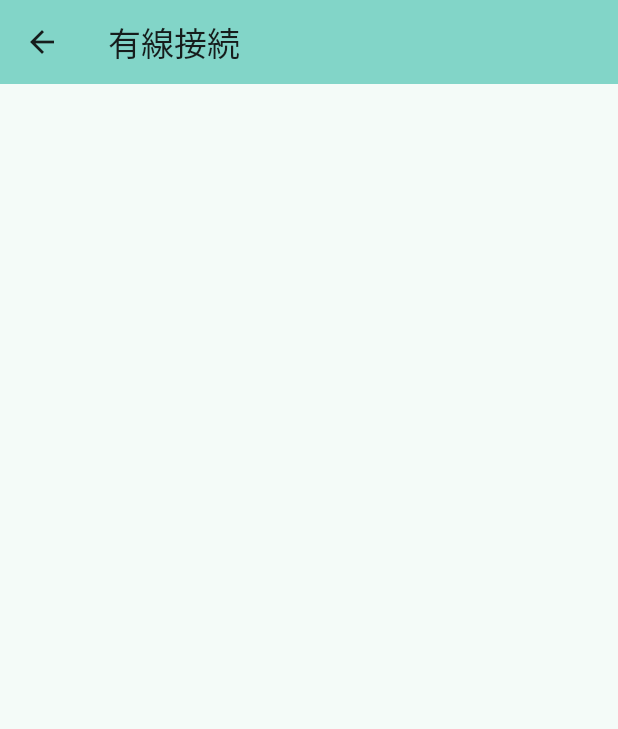
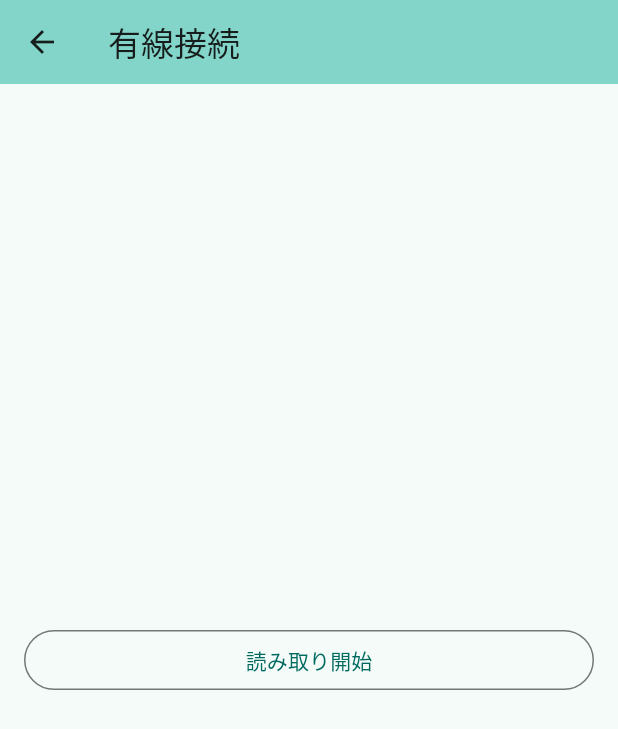
Before and after one commit to MrWangpeilin945/FlutterIOS, a Flutter app: the WiredSerialSettingsPage screen opened by its route, on a phone screen of 412 x 824 dp. Shown: the top 729 px of the screen. Run offline on Flutter 3.47's test engine with Material 3 defaults, Android fonts, the phone set to English and light mode, and no system bars; our stand-ins replace auto_route, flutter_hooks, freezed_annotation, hooks_riverpod, typed_data; missing offline and left inert: usb_serial.

Commit message:
有線シリアル通信実装（いろいろ）

```diff
--- /dev/null
+++ b/MobileApp/wellship_serial_client/lib/data/provider/wired_settings.dart
@@ -0,0 +1,26 @@
+import 'package:freezed_annotation/freezed_annotation.dart';
+import 'package:hooks_riverpod/hooks_riverpod.dart';
+import 'package:wellship_serial_client/data/enum/parity.dart';
+import 'package:wellship_serial_client/data/enum/stop_bits.dart';
+
+part 'wired_settings.freezed.dart';
+
+final wiredSettingsProvider = StateProvider<WiredSettings>((ref) => const WiredSettings(
+    baud: 9600, dataBits: 8, parity: Parity.none, stopBits: StopBits.stopBits_1, useRts: false, useDtr: false));
+
+@freezed
+class WiredSettings with _$WiredSettings {
+  const factory WiredSettings(
+      {required int baud,
+      required int dataBits,
+      required Parity parity,
+      required StopBits stopBits,
+      required bool useRts,
+      required bool useDtr,
+      List<String>? ackTriggerStrings,
+      String? ackString,
+      String? eotString,
+      int? dataLength,
+      String? transmissionDataTriggerString,
+      String? transmissionData}) = _WiredSettings;
+}
--- a/MobileApp/wellship_serial_client/lib/ui/page/home/home_page.dart
+++ b/MobileApp/wellship_serial_client/lib/ui/page/home/home_page.dart
@@ -18,9 +18,9 @@ class HomePage extends ConsumerWidget {
         backgroundColor: Theme.of(context).colorScheme.inversePrimary,
       ),
       body: LayoutBuilder(
-        builder: (context, constraints) => SingleChildScrollView(
-          child: ConstrainedBox(
-            constraints: BoxConstraints(maxHeight: constraints.maxHeight),
+        builder: (context, constraints) => ConstrainedBox(
+          constraints: BoxConstraints(maxHeight: constraints.maxHeight),
+          child: SingleChildScrollView(
             child: Center(
               child: Padding(
                 padding: const EdgeInsets.all(16.0),
--- a/MobileApp/wellship_serial_client/lib/ui/page/wired_serial/wired_serial_settings_page.dart
+++ b/MobileApp/wellship_serial_client/lib/ui/page/wired_serial/wired_serial_settings_page.dart
@@ -1,6 +1,11 @@
 import 'package:auto_route/auto_route.dart';
 import 'package:flutter/material.dart';
 import 'package:hooks_riverpod/hooks_riverpod.dart';
+import 'package:wellship_serial_client/data/enum/parity.dart';
+import 'package:wellship_serial_client/data/enum/stop_bits.dart';
+import 'package:wellship_serial_client/data/provider/wired_settings.dart';
+import 'package:wellship_serial_client/ui/route/app_route.dart';
+import 'package:wellship_serial_client/ui/route/app_route.gr.dart';
 
 @RoutePage()
 class WiredSerialSettingsPage extends ConsumerWidget {
@@ -8,6 +13,7 @@ class WiredSerialSettingsPage extends ConsumerWidget {
 
   @override
   Widget build(BuildContext context, WidgetRef ref) {
+    final router = ref.read(routerProvider);
     return Scaffold(
       appBar: AppBar(
         title: const Text('有線接続'),
@@ -17,13 +23,26 @@ class WiredSerialSettingsPage extends ConsumerWidget {
         builder: (context, constraints) => SingleChildScrollView(
           child: ConstrainedBox(
             constraints: BoxConstraints(maxHeight: constraints.maxHeight),
-            child: const Center(
+            child: Center(
               child: Padding(
-                padding: EdgeInsets.all(16.0),
+                padding: const EdgeInsets.all(16.0),
                 child: Column(
                   crossAxisAlignment: CrossAxisAlignment.stretch,
                   mainAxisAlignment: MainAxisAlignment.center,
-                  children: [],
+                  children: [
+                    OutlinedButton(
+                        onPressed: () {
+                          ref.read(wiredSettingsProvider.notifier).state = const WiredSettings(
+                              baud: 9600,
+                              dataBits: 8,
+                              parity: Parity.none,
+                              stopBits: StopBits.stopBits_1,
+                              useRts: false,
+                              useDtr: false);
+                          router.push(const WiredSerialCommunicationRoute());
+                        },
+                        child: const Text('読み取り開始'))
+                  ],
                 ),
               ),
             ),
--- a/MobileApp/wellship_serial_client/lib/ui/route/app_route.dart
+++ b/MobileApp/wellship_serial_client/lib/ui/route/app_route.dart
@@ -13,6 +13,7 @@ class AppRouter extends RootStackRouter {
   List<AutoRoute> get routes => [
         AutoRoute(path: '/', page: HomeRoute.page),
         AutoRoute(page: WiredSerialSettingsRoute.page),
+        AutoRoute(page: WiredSerialCommunicationRoute.page),
         AutoRoute(path: '/deep-link-home', page: DeepLinkHomeRoute.page),
       ];
 }
--- a/MobileApp/wellship_serial_client/pubspec.yaml
+++ b/MobileApp/wellship_serial_client/pubspec.yaml
@@ -15,9 +15,12 @@ dependencies:
 
   auto_route: ^9.2.2
   cupertino_icons: ^1.0.8
+  flutter_hooks: ^0.20.5
   freezed_annotation: ^2.4.4
+  hooks_riverpod: ^2.6.1
+  typed_data: ^1.3.2
   url_launcher: ^6.3.1
-  hooks_riverpod: ^2.6.1
+  usb_serial: ^0.5.2
 
 dev_dependencies:
   auto_route_generator: ^9.0.0
```
Also changed, not shown: MobileApp/wellship_serial_client/lib/data/model/app_settings.dart (added, +47 -0 lines), MobileApp/wellship_serial_client/lib/data/model/query_parameter.dart (deleted, +0 -46 lines), MobileApp/wellship_serial_client/lib/data/provider/wired_devices_provider.dart (added, +22 -0 lines), MobileApp/wellship_serial_client/lib/ui/page/deep_link_home/deep_link_home_page.dart (+21 -3 lines), MobileApp/wellship_serial_client/lib/ui/page/wired_serial/wired_serial_communication_page.dart (added, +81 -0 lines), MobileApp/wellship_serial_client/lib/data/model/app_settings.freezed.dart (added), MobileApp/wellship_serial_client/lib/data/provider/wired_settings.freezed.dart, MobileApp/wellship_serial_client/lib/ui/route/app_route.gr.dart, MobileApp/wellship_serial_client/pubspec.lock, 1 other file.
